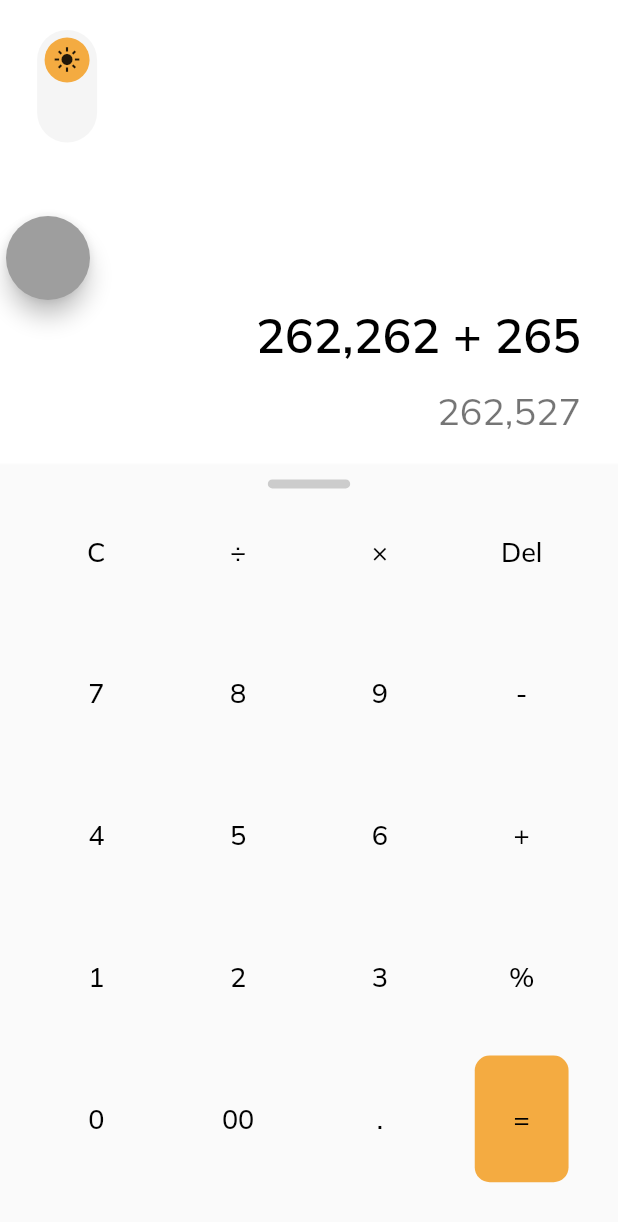
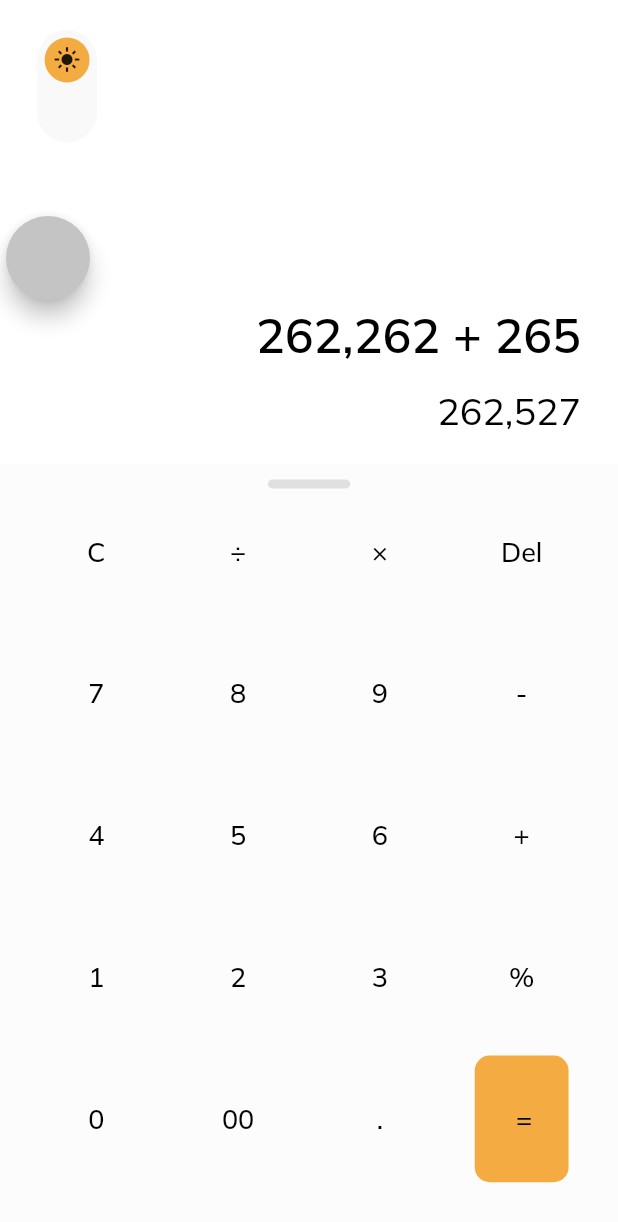
Before and after one commit to ichie2/Calculator-App, a Flutter app: the screen it shows after launch, on a phone screen of 412 x 824 dp. Shown: the top 1222 px of the screen. Run offline on Flutter 3.47's test engine with Material 2 defaults, Android fonts, the phone set to English and light mode, and no system bars; our stand-ins replace flutter_screenutil, google_fonts.

Commit message:
code revamped///

```diff
--- /dev/null
+++ b/lib/constants/color_constants.dart
@@ -0,0 +1,10 @@
+import 'package:calculator_app/utils/exports.dart';
+
+Color blackTextColor = Color(0xff000000);
+Color greyTextColor = Color(0xffC4C4C4);
+
+// Colors
+Color whiteColor = Color(0xffffffff);
+Color primaryColor = Color(0xfff4ab41);
+Color transparentColor = Colors.transparent;
+Color blueGreyColor = Colors.blueGrey;
--- a/lib/main.dart
+++ b/lib/main.dart
@@ -1,5 +1,4 @@
 import 'package:calculator_app/utils/exports.dart';
-
 void main() {
   WidgetsFlutterBinding.ensureInitialized();
   SystemChrome.setPreferredOrientations([
--- a/lib/modules/home/landscape.dart
+++ b/lib/modules/home/landscape.dart
@@ -1,7 +1,7 @@
 import 'package:calculator_app/models/landscape_characters.dart';
 import 'package:calculator_app/modules/home/potrait_view.dart';
 import 'package:calculator_app/utils/exports.dart';
-import 'package:calculator_app/widgets/landcape_buttons.dart';
+import 'package:calculator_app/widgets/landscape_widgets/landcape_buttons.dart';
 import 'package:calculator_app/widgets/switch_widget.dart';
 
 class Landscape extends StatefulWidget {
--- a/lib/modules/home/potrait_view.dart
+++ b/lib/modules/home/potrait_view.dart
@@ -1,4 +1,5 @@
 import 'package:calculator_app/utils/exports.dart';
+import 'package:calculator_app/widgets/potrait_widgets/indicator_widget.dart';
 import 'package:flutter/material.dart';
 import 'package:flutter_screenutil/size_extension.dart';
 
@@ -68,7 +69,7 @@ class _PotraitState extends State<Potrait> {
                         color: theme.accentColor.withOpacity(0.05),
                         child: Column(children: [
                           SizedBox(height: 10.h),
-                          indicatorWidget(theme),
+                          indicator(),
                           Container(
                             child: Flexible(
                               child: MediaQuery.removePadding(
--- a/lib/utils/exports.dart
+++ b/lib/utils/exports.dart
@@ -11,7 +11,7 @@ export 'package:flutter/widgets.dart';
 export 'package:flutter_screenutil/size_extension.dart';
 export 'package:google_fonts/google_fonts.dart';
 export 'package:calculator_app/models/potrait_characters.dart';
-export 'package:calculator_app/widgets/potrait_button.dart';
+export 'package:calculator_app/widgets/potrait_widgets/potrait_button.dart';
 export 'package:calculator_app/widgets/switch_widget.dart';
 export 'package:calculator_app/modules/home/landscape.dart';
 export 'package:calculator_app/modules/home/potrait_view.dart';
--- a/lib/utils/theme.dart
+++ b/lib/utils/theme.dart
@@ -1,3 +1,4 @@
+import 'package:calculator_app/constants/color_constants.dart';
 import 'package:calculator_app/utils/exports.dart';
 
 class CustomTheme {
@@ -9,17 +10,17 @@ class CustomTheme {
       fontSize: 45.sp,
       fontWeight: FontWeight.w400,
       height: 2.sp,
-      color: Colors.black,
+      color: blackTextColor,
     ),
     headline2: GoogleFonts.mulish(
       fontSize: 28.sp,
       fontWeight: FontWeight.w200,
-      color: Colors.black54,
+      color: blackTextColor,
     ),
     bodyText2: GoogleFonts.mulish(
       fontSize: 20.sp,
       fontWeight: FontWeight.w500,
-      color: Colors.black,
+      color: blackTextColor,
     ),
   );
   static const TextTheme _darkTextTheme = TextTheme();
@@ -33,7 +34,7 @@ class CustomTheme {
       primaryColorBrightness: Brightness.light,
       backgroundColor: Colors.white,
       scaffoldBackgroundColor: Colors.white,
-      accentColor: Colors.grey,
+      accentColor: greyTextColor,
       primaryColor: _primaryColor,
     );
   }
--- a/lib/widgets/potrait_button.dart
+++ /dev/null
@@ -1,50 +0,0 @@
-import 'package:calculator_app/utils/exports.dart';
-
-class ButtonWidget extends StatelessWidget {
-  final String character;
-
-  const ButtonWidget({Key key, this.character}) : super(key: key);
-
-  @override
-  Widget build(BuildContext context) {
-    final theme = Theme.of(context);
-    return InkWell(
-      onTap: () {
-        //
-        print(context);
-      },
-      borderRadius: BorderRadius.circular(10.sp),
-      child: Padding(
-        padding: character == "="
-            ? EdgeInsets.symmetric(horizontal: 10.w)
-            : EdgeInsets.only(),
-        child: Container(
-          height: character == "=" ? 60.h : 40.h,
-          width: character == "=" ? 30.h : 50.h,
-          alignment: Alignment.center,
-          decoration: BoxDecoration(
-            color: character == "=" ? theme.primaryColor : Colors.transparent,
-            borderRadius: BorderRadius.circular(10.sp),
-          ),
-          child: Text(
-            character,
-            style: theme.textTheme.bodyText2.copyWith(
-              fontSize: 18,
-            ),
-          ),
-        ),
-      ),
-    );
-  }
-}
-
-Container indicatorWidget(ThemeData theme) {
-  return Container(
-    height: 6.h,
-    width: 50.w,
-    decoration: BoxDecoration(
-      color: theme.accentColor.withOpacity(0.5),
-      borderRadius: BorderRadius.circular(10.sp),
-    ),
-  );
-}
--- /dev/null
+++ b/lib/widgets/potrait_widgets/indicator_widget.dart
@@ -0,0 +1,13 @@
+import 'package:calculator_app/constants/color_constants.dart';
+import 'package:calculator_app/utils/exports.dart';
+
+Container indicator() {
+  return Container(
+    height: 6.h,
+    width: 50.w,
+    decoration: BoxDecoration(
+      color: greyTextColor.withOpacity(0.5),
+      borderRadius: BorderRadius.circular(10.sp),
+    ),
+  );
+}
--- /dev/null
+++ b/lib/widgets/potrait_widgets/potrait_button.dart
@@ -0,0 +1,45 @@
+import 'package:calculator_app/constants/color_constants.dart';
+import 'package:calculator_app/utils/exports.dart';
+
+class ButtonWidget extends StatelessWidget {
+  final String character;
+
+  const ButtonWidget({Key key, this.character}) : super(key: key);
+
+  @override
+  Widget build(BuildContext context) {
+    final textTheme = Theme.of(context).textTheme;
+    return Padding(
+      padding: character == "="
+          ? EdgeInsets.symmetric(horizontal: 10.w)
+          : EdgeInsets.only(),
+      child: Container(
+        alignment: Alignment.center,
+        decoration: BoxDecoration(
+          color: character == "=" ? primaryColor : transparentColor,
+          borderRadius: BorderRadius.circular(10.sp),
+        ),
+        child: Material(
+          type: MaterialType.transparency,
+          child: InkWell(
+            onTap: () {
+              //
+            },
+            borderRadius: BorderRadius.circular(10.sp),
+            child: Padding(
+              padding: character == "="
+                  ? EdgeInsets.all(25.w)
+                  : EdgeInsets.all(22.w),
+              child: Text(
+                character,
+                style: textTheme.bodyText2.copyWith(
+                  fontSize: 18.sp,
+                ),
+              ),
+            ),
+          ),
+        ),
+      ),
+    );
+  }
+}
--- a/lib/widgets/switch_widget.dart
+++ b/lib/widgets/switch_widget.dart
@@ -1,3 +1,4 @@
+import 'package:calculator_app/constants/color_constants.dart';
 import 'package:calculator_app/utils/exports.dart';
 
 class Switcher extends StatefulWidget {
@@ -38,7 +39,7 @@ class _SwitcherState extends State<Switcher> {
             height: 30,
             width: 30,
             decoration: BoxDecoration(
-              color: _isDark ? Colors.blueGrey : theme.primaryColor,
+              color: _isDark ? blueGreyColor : primaryColor,
               shape: BoxShape.circle,
             ),
             alignment: Alignment.center,
```
Also changed, not shown: pubspec.yaml (+8 -6 lines), lib/constants/character_constants.dart (added), lib/constants/string_constants.dart (added), lib/widgets/landscape_widgets/landcape_buttons.dart (renamed from lib/widgets/landcape_buttons.dart), 4 other files.
